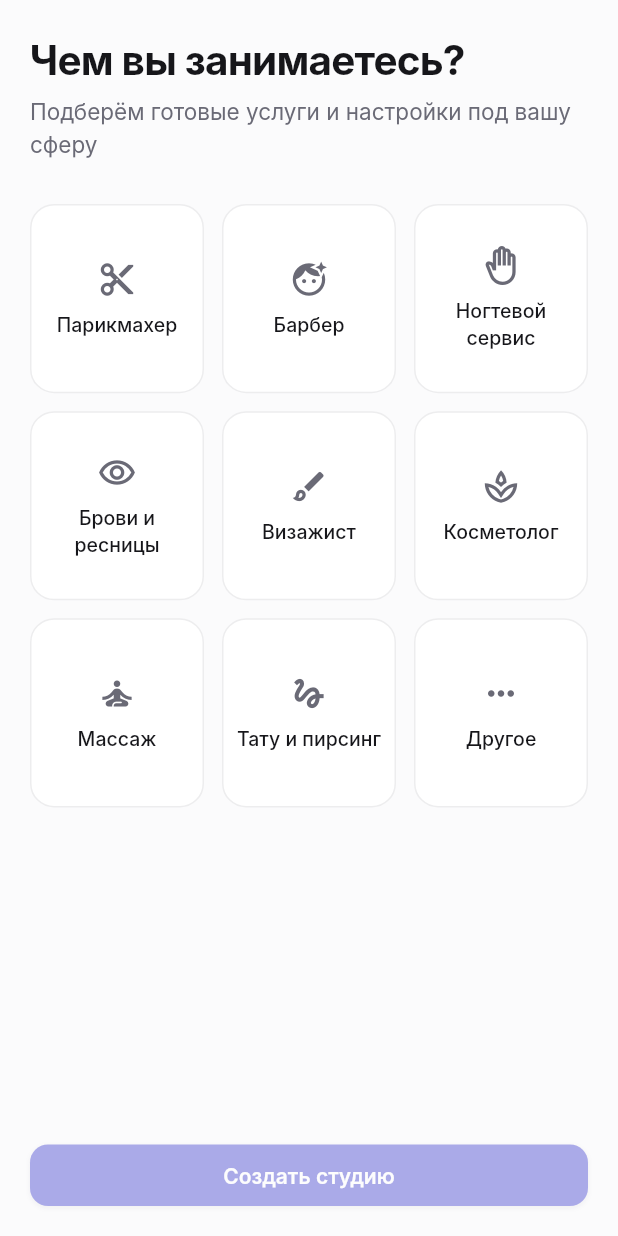
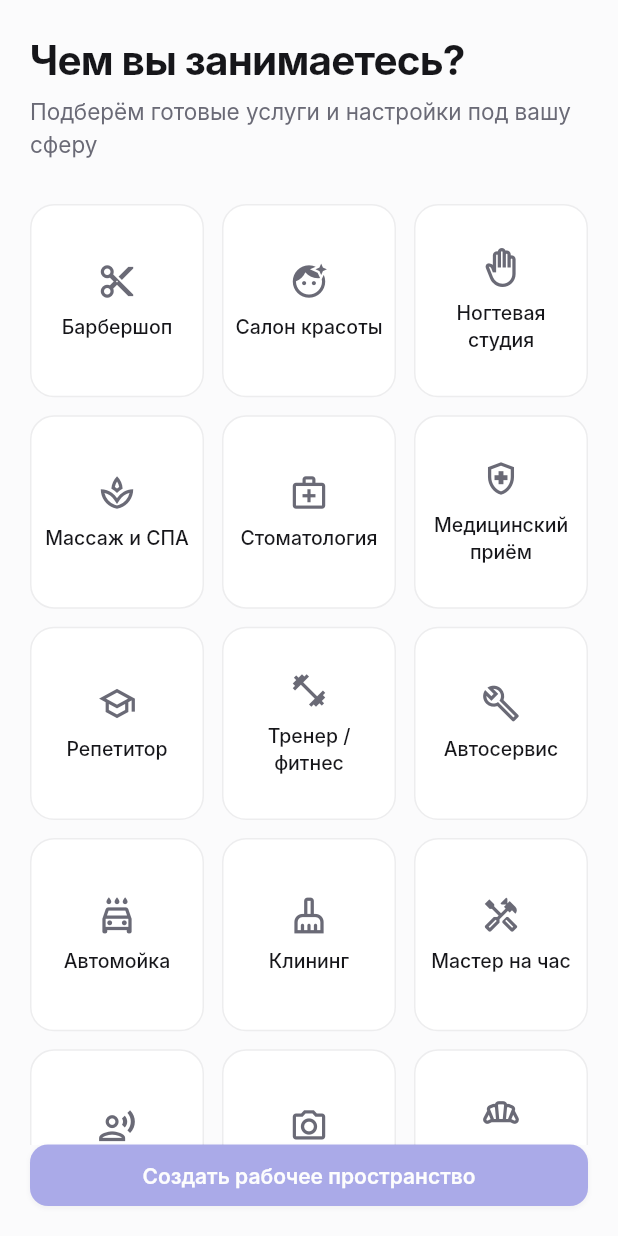
Before and after one commit to wf6zn6n9wm-ux/Shopik, a Flutter app: the OnboardingScreen screen opened by its route, on a phone screen of 412 x 824 dp. Run offline on Flutter 3.47's test engine with Material 3 defaults, Android fonts, the phone set to English and light mode, and no system bars; our stand-ins replace drift, drift_flutter, flutter_riverpod, go_router; accounts and stored records are empty; generated files the repository leaves out were written again; Roboto replaces fonts that are missing (Inter).

Commit message:
feat(nova): система отраслевых шаблонов + универсальный онбординг
- IndustryCatalog: 16 вертикалей (бьюти/медицина/образование/спорт/авто/дом/
  консультации/творчество/еда/др.), каждая — категории, услуги (длительность,
  рекомендованная цена), цвет календаря, иконка, дефолты уведомлений
- онбординг применяет шаблон к Business через WorkspaceRepository (Drift):
  индустрия + категории + услуги за секунды (Time to First Value)
- сид обезжирен от beauty → нейтральное базовое пространство; industry default 'other'
- убрана beauty-привязка в копирайте; сущности универсальны
- docs/STACK.md — стек заморожен как базовый

Co-Authored-By: Claude Opus 4.8 <noreply@anthropic.com>
Claude-Session: https://claude.ai/code/session_018p8CkuC2qaDgDTzXQDq2Rj

```diff
--- /dev/null
+++ b/nova/lib/core/industry/industry_templates.dart
@@ -0,0 +1,282 @@
+import 'package:flutter/widgets.dart';
+
+/// Система отраслевых шаблонов. Каждая индустрия — готовое рабочее пространство:
+/// категории, типовые услуги (рекомендованная длительность и цена, редактируемые),
+/// цвет календаря, иконка, дефолты уведомлений. Пользователь выбирает сферу и за
+/// ~30 секунд получает настроенный продукт (Time to First Value).
+///
+/// Платформа универсальна: сущности нейтральны (Business/Service/Client/
+/// Appointment/Resource), а специфику даёт ДАННЫЙ каталог, а не код.
+
+class ServiceTemplate {
+  const ServiceTemplate(this.name, this.durationMinutes, this.price);
+  final String name;
+  final int durationMinutes;
+
+  /// Рекомендованная цена в минорных единицах (×100), редактируется.
+  final int price;
+}
+
+class ServiceCategoryTemplate {
+  const ServiceCategoryTemplate(this.name, this.services);
+  final String name;
+  final List<ServiceTemplate> services;
+}
+
+class IndustryNotificationDefaults {
+  const IndustryNotificationDefaults({
+    this.remind24h = true,
+    this.remind2h = true,
+    this.thanks = true,
+  });
+  final bool remind24h;
+  final bool remind2h;
+  final bool thanks;
+}
+
+class IndustryTemplate {
+  const IndustryTemplate({
+    required this.id,
+    required this.title,
+    required this.icon,
+    required this.color,
+    required this.categories,
+    this.notifications = const IndustryNotificationDefaults(),
+  });
+
+  final String id;
+  final String title;
+  final IconData icon;
+
+  /// Цвет календаря/акцента для этой сферы.
+  final Color color;
+  final List<ServiceCategoryTemplate> categories;
+  final IndustryNotificationDefaults notifications;
+
+  /// Плоский список услуг (для сидирования).
+  List<({String category, ServiceTemplate service})> get flatServices => [
+        for (final c in categories)
+          for (final s in c.services) (category: c.name, service: s),
+      ];
+}
+
+/// Каталог отраслей — покрывает 10+ вертикалей. Расширяется данными, не кодом.
+abstract final class IndustryCatalog {
+  static const List<IndustryTemplate> all = [
+    // — Красота —
+    IndustryTemplate(
+      id: 'barber',
+      title: 'Барбершоп',
+      icon: Icons.content_cut,
+      color: Color(0xFF5B5BD6),
+      categories: [
+        ServiceCategoryTemplate('Стрижка', [
+          ServiceTemplate('Мужская стрижка', 45, 500000),
+          ServiceTemplate('Стрижка + борода', 60, 700000),
+          ServiceTemplate('Оформление бороды', 30, 350000),
+        ]),
+      ],
+    ),
+    IndustryTemplate(
+      id: 'hair',
+      title: 'Салон красоты',
+      icon: Icons.face_retouching_natural,
+      color: Color(0xFFD6558B),
+      categories: [
+        ServiceCategoryTemplate('Волосы', [
+          ServiceTemplate('Стрижка + укладка', 60, 900000),
+          ServiceTemplate('Окрашивание', 120, 2500000),
+          ServiceTemplate('Уход', 45, 700000),
+        ]),
+      ],
+    ),
+    IndustryTemplate(
+      id: 'nails',
+      title: 'Ногтевая студия',
+      icon: Icons.back_hand_outlined,
+      color: Color(0xFFCC5DE8),
+      categories: [
+        ServiceCategoryTemplate('Ногти', [
+          ServiceTemplate('Маникюр', 75, 700000),
+          ServiceTemplate('Педикюр', 90, 900000),
+          ServiceTemplate('Наращивание', 120, 1200000),
+        ]),
+      ],
+    ),
+    IndustryTemplate(
+      id: 'spa',
+      title: 'Массаж и СПА',
+      icon: Icons.spa_outlined,
+      color: Color(0xFF2E9E6B),
+      categories: [
+        ServiceCategoryTemplate('Массаж', [
+          ServiceTemplate('Классический массаж', 60, 800000),
+          ServiceTemplate('Спортивный массаж', 90, 1200000),
+        ]),
+      ],
+    ),
+    // — Медицина —
+    IndustryTemplate(
+      id: 'dental',
+      title: 'Стоматология',
+      icon: Icons.medical_services_outlined,
+      color: Color(0xFF2F9BDC),
+      categories: [
+        ServiceCategoryTemplate('Приёмы', [
+          ServiceTemplate('Консультация', 30, 500000),
+          ServiceTemplate('Лечение кариеса', 60, 2500000),
+          ServiceTemplate('Профгигиена', 45, 1500000),
+        ]),
+      ],
+    ),
+    IndustryTemplate(
+      id: 'clinic',
+      title: 'Медицинский приём',
+      icon: Icons.health_and_safety_outlined,
+      color: Color(0xFF3BA0A0),
+      categories: [
+        ServiceCategoryTemplate('Приёмы', [
+          ServiceTemplate('Первичный приём', 40, 1000000),
+          ServiceTemplate('Повторный приём', 25, 700000),
+        ]),
+      ],
+    ),
+    // — Образование —
+    IndustryTemplate(
+      id: 'tutor',
+      title: 'Репетитор',
+      icon: Icons.school_outlined,
+      color: Color(0xFFE0A020),
+      categories: [
+        ServiceCategoryTemplate('Занятия', [
+          ServiceTemplate('Индивидуальное занятие', 60, 600000),
+          ServiceTemplate('Пробный урок', 30, 0),
+        ]),
+      ],
+    ),
+    // — Спорт —
+    IndustryTemplate(
+      id: 'trainer',
+      title: 'Тренер / фитнес',
+      icon: Icons.fitness_center_outlined,
+      color: Color(0xFFEF6C3B),
+      categories: [
+        ServiceCategoryTemplate('Тренировки', [
+          ServiceTemplate('Персональная тренировка', 60, 700000),
+          ServiceTemplate('Сплит-тренировка', 90, 1000000),
+        ]),
+      ],
+    ),
+    // — Авто —
+    IndustryTemplate(
+      id: 'auto',
+      title: 'Автосервис',
+      icon: Icons.build_outlined,
+      color: Color(0xFF4B5563),
+      categories: [
+        ServiceCategoryTemplate('Работы', [
+          ServiceTemplate('Диагностика', 45, 500000),
+          ServiceTemplate('Замена масла', 40, 800000),
+          ServiceTemplate('Шиномонтаж', 60, 1000000),
+        ]),
+      ],
+    ),
+    IndustryTemplate(
+      id: 'carwash',
+      title: 'Автомойка',
+      icon: Icons.local_car_wash_outlined,
+      color: Color(0xFF2F80DC),
+      categories: [
+        ServiceCategoryTemplate('Мойка', [
+          ServiceTemplate('Комплексная мойка', 40, 400000),
+          ServiceTemplate('Химчистка салона', 180, 2500000),
+        ]),
+      ],
+    ),
+    // — Домашние услуги —
+    IndustryTemplate(
+      id: 'cleaning',
+      title: 'Клининг',
+      icon: Icons.cleaning_services_outlined,
+      color: Color(0xFF20B2AA),
+      categories: [
+        ServiceCategoryTemplate('Уборка', [
+          ServiceTemplate('Поддерживающая уборка', 120, 1500000),
+          ServiceTemplate('Генеральная уборка', 240, 3500000),
+        ]),
+      ],
+    ),
+    IndustryTemplate(
+      id: 'handyman',
+      title: 'Мастер на час',
+      icon: Icons.handyman_outlined,
+      color: Color(0xFF8B6D3B),
+      categories: [
+        ServiceCategoryTemplate('Работы', [
+          ServiceTemplate('Выезд мастера', 60, 500000),
+          ServiceTemplate('Мелкий ремонт', 120, 1000000),
+        ]),
+      ],
+    ),
+    // — Консультации —
+    IndustryTemplate(
+      id: 'consult',
+      title: 'Консультации',
+      icon: Icons.record_voice_over_outlined,
+      color: Color(0xFF6E56CF),
+      categories: [
+        ServiceCategoryTemplate('Приём', [
+          ServiceTemplate('Консультация', 60, 1500000),
+          ServiceTemplate('Экспресс-консультация', 30, 800000),
+        ]),
+      ],
+    ),
+    // — Творчество —
+    IndustryTemplate(
+      id: 'photo',
+      title: 'Фотограф',
+      icon: Icons.photo_camera_outlined,
+      color: Color(0xFFB5179E),
+      categories: [
+        ServiceCategoryTemplate('Съёмки', [
+          ServiceTemplate('Индивидуальная съёмка', 90, 2500000),
+          ServiceTemplate('Семейная съёмка', 120, 3500000),
+        ]),
+      ],
+    ),
+    // — Еда —
+    IndustryTemplate(
+      id: 'bakery',
+      title: 'Пекарня / кондитер',
+      icon: Icons.bakery_dining_outlined,
+      color: Color(0xFFD98324),
+      categories: [
+        ServiceCategoryTemplate('Заказы', [
+          ServiceTemplate('Торт на заказ', 30, 1500000),
+          ServiceTemplate('Капкейки (набор)', 20, 700000),
+          ServiceTemplate('Дегустация', 45, 0),
+        ]),
+      ],
+    ),
+    // — Универсальное —
+    IndustryTemplate(
+      id: 'other',
+      title: 'Другое',
+      icon: Icons.more_horiz,
+      color: Color(0xFF6A6A76),
+      categories: [
+        ServiceCategoryTemplate('Услуги', [
+          ServiceTemplate('Услуга', 60, 500000),
+          ServiceTemplate('Консультация', 30, 0),
+        ]),
+      ],
+    ),
+  ];
+
+  static IndustryTemplate byId(String id) {
+    for (final i in all) {
+      if (i.id == id) return i;
+    }
+    return all.last; // 'other'
+  }
+}
--- a/nova/lib/data/providers.dart
+++ b/nova/lib/data/providers.dart
@@ -24,6 +24,8 @@ final servicesRepositoryProvider = Provider<ServicesRepository>(
     (ref) => DriftServicesRepository(ref.watch(databaseProvider)));
 final appointmentsRepositoryProvider = Provider<AppointmentsRepository>(
     (ref) => DriftAppointmentsRepository(ref.watch(databaseProvider)));
+final workspaceRepositoryProvider = Provider<WorkspaceRepository>(
+    (ref) => DriftWorkspaceRepository(ref.watch(databaseProvider)));
 
 /// Все клиенты (реактивно из БД).
 final clientsProvider = StreamProvider<List<Client>>(
--- a/nova/lib/features/onboarding/onboarding_screen.dart
+++ b/nova/lib/features/onboarding/onboarding_screen.dart
@@ -3,42 +3,48 @@ import 'package:flutter_riverpod/flutter_riverpod.dart';
 import 'package:go_router/go_router.dart';
 
 import '../../app/routes.dart';
+import '../../core/industry/industry_templates.dart';
+import '../../core/services/analytics/analytics_service.dart';
+import '../../data/providers.dart';
 import '../../design/theme.dart';
 import '../../ui/nova_button.dart';
 
-/// Профессия/сфера бизнеса. Выбор задаёт `Business.industry` — из него позже
-/// подставляются шаблоны услуг и терминология (мультиарендно). Здесь —
-/// структура и навигация в приложение.
-class Profession {
-  const Profession(this.id, this.title, this.icon);
-  final String id;
-  final String title;
-  final IconData icon;
-}
-
-const _professions = <Profession>[
-  Profession('hair', 'Парикмахер', Icons.content_cut),
-  Profession('barber', 'Барбер', Icons.face_retouching_natural),
-  Profession('nails', 'Ногтевой сервис', Icons.back_hand_outlined),
-  Profession('brows', 'Брови и ресницы', Icons.remove_red_eye_outlined),
-  Profession('makeup', 'Визажист', Icons.brush_outlined),
-  Profession('cosmet', 'Косметолог', Icons.spa_outlined),
-  Profession('massage', 'Массаж', Icons.self_improvement_outlined),
-  Profession('tattoo', 'Тату и пирсинг', Icons.gesture_outlined),
-  Profession('other', 'Другое', Icons.more_horiz),
-];
-
-/// Выбранная сфера (позже → Business.industry при регистрации).
-final selectedProfessionProvider = StateProvider<String?>((ref) => null);
-
-class OnboardingScreen extends ConsumerWidget {
+/// Онбординг: выбор сферы → готовое рабочее пространство за секунды.
+/// Универсально для любой отрасли: набор берётся из IndustryCatalog (данные),
+/// применяется к Business через WorkspaceRepository (Drift, offline-first).
+class OnboardingScreen extends ConsumerStatefulWidget {
   const OnboardingScreen({super.key});
 
   @override
-  Widget build(BuildContext context, WidgetRef ref) {
+  ConsumerState<OnboardingScreen> createState() => _OnboardingScreenState();
+}
+
+class _OnboardingScreenState extends ConsumerState<OnboardingScreen> {
+  String? _selected;
+  bool _saving = false;
+
+  Future<void> _create() async {
+    final id = _selected;
+    if (id == null || _saving) return;
+    setState(() => _saving = true);
+    final router = GoRouter.of(context);
+
+    final template = IndustryCatalog.byId(id);
+    final seeds = <(String, String, int, int)>[
+      for (final e in template.flatServices)
+        (e.category, e.service.name, e.service.durationMinutes, e.service.price),
+    ];
+    await ref.read(workspaceRepositoryProvider).applyIndustry(id, seeds);
+    await ref
+        .read(analyticsServiceProvider)
+        .logEvent('business_created', params: {'industry': id});
+
+    router.go(Routes.calendar);
+  }
+
+  @override
+  Widget build(BuildContext context) {
     final nova = context.nova;
-    final selected = ref.watch(selectedProfessionProvider);
-
     return Scaffold(
       body: SafeArea(
         child: Column(
@@ -64,15 +70,13 @@ class OnboardingScreen extends ConsumerWidget {
                 crossAxisCount: 3,
                 mainAxisSpacing: Spacing.s3,
                 crossAxisSpacing: Spacing.s3,
-                childAspectRatio: 0.92,
+                childAspectRatio: 0.9,
                 children: [
-                  for (final p in _professions)
-                    _ProfessionCard(
-                      profession: p,
-                      selected: selected == p.id,
-                      onTap: () => ref
-                          .read(selectedProfessionProvider.notifier)
-                          .state = p.id,
+                  for (final t in IndustryCatalog.all)
+                    _IndustryCard(
+                      template: t,
+                      selected: _selected == t.id,
+                      onTap: () => setState(() => _selected = t.id),
                     ),
                 ],
               ),
@@ -81,10 +85,9 @@ class OnboardingScreen extends ConsumerWidget {
               padding: const EdgeInsets.fromLTRB(
                   Spacing.s5, 0, Spacing.s5, Spacing.s5),
               child: NovaButton(
-                'Создать студию',
+                'Создать рабочее пространство',
                 expand: true,
-                onPressed:
-                    selected == null ? null : () => context.go(Routes.calendar),
+                onPressed: _selected == null || _saving ? null : _create,
               ),
             ),
           ],
@@ -94,45 +97,47 @@ class OnboardingScreen extends ConsumerWidget {
   }
 }
 
-class _ProfessionCard extends StatelessWidget {
-  const _ProfessionCard({
-    required this.profession,
+class _IndustryCard extends StatelessWidget {
+  const _IndustryCard({
+    required this.template,
     required this.selected,
     required this.onTap,
   });
 
-  final Profession profession;
+  final IndustryTemplate template;
   final bool selected;
   final VoidCallback onTap;
 
   @override
   Widget build(BuildContext context) {
     final nova = context.nova;
+    final accent = template.color;
     return GestureDetector(
       onTap: onTap,
       child: AnimatedContainer(
         duration: Motion.fast,
         curve: Motion.standard,
         decoration: BoxDecoration(
-          color: selected ? nova.accentTint : nova.surface,
+          color: selected ? accent.withValues(alpha: 0.12) : nova.surface,
           borderRadius: BorderRadius.circular(Radii.md),
           border: Border.all(
-            color: selected ? nova.accent : nova.line,
+            color: selected ? accent : nova.line,
             width: selected ? 1.5 : 1,
           ),
         ),
         child: Column(
           mainAxisAlignment: MainAxisAlignment.center,
           children: [
-            Icon(profession.icon,
-                size: 26, color: selected ? nova.accent : nova.ink2),
+            Icon(template.icon, size: 26, color: selected ? accent : nova.ink2),
             const SizedBox(height: Spacing.s2),
             Padding(
               padding: const EdgeInsets.symmetric(horizontal: 6),
               child: Text(
-                profession.title,
+                template.title,
                 textAlign: TextAlign.center,
-                style: AppTypography.label(selected ? nova.accent : nova.ink),
+                maxLines: 2,
+                overflow: TextOverflow.ellipsis,
+                style: AppTypography.label(selected ? accent : nova.ink),
               ),
             ),
           ],
```
Also changed, not shown: nova/lib/data/db/database.dart (+63 -118 lines), nova/lib/data/repositories/drift_repositories.dart (+12 -0 lines), nova/lib/domain/repositories.dart (+9 -0 lines), 1 other file.
